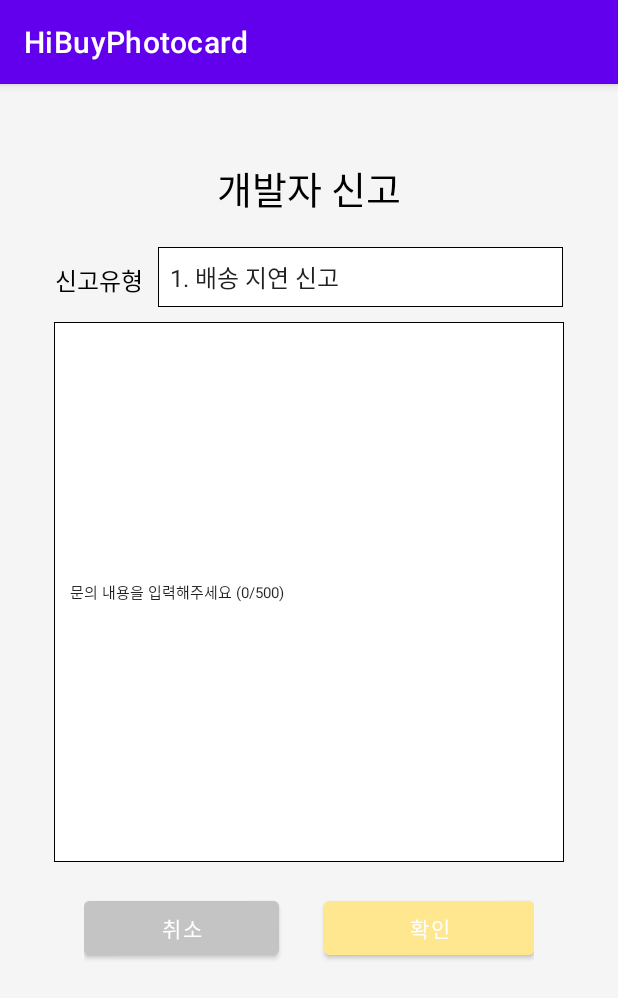
After one commit to ynnij/HiBuyPhotocard, an Android app: the QuestionActivity screen opened directly, with no data from a screen before it, on a phone screen of 412 x 824 dp. The commit adds this screen. Shown: the top 998 px of the screen. Run offline under Robolectric (Android 15) with nearby library versions, the phone set to English and light mode, and no system bars; our stand-ins replace Firebase (no records; nobody signed in at launch, a user with empty details on screens opened directly).

Commit message:
마이페이지

```diff
--- /dev/null
+++ b/app/src/main/java/com/example/hibuyphotocard/QuestionActivity.java
@@ -0,0 +1,168 @@
+package com.example.hibuyphotocard;
+
+import android.content.DialogInterface;
+import android.content.Intent;
+import android.graphics.Bitmap;
+import android.graphics.BitmapFactory;
+import android.graphics.Color;
+import android.graphics.Matrix;
+import android.graphics.drawable.Drawable;
+import android.net.Uri;
+import android.os.Bundle;
+import android.preference.PreferenceManager;
+import android.provider.MediaStore;
+import android.view.View;
+import android.widget.AdapterView;
+import android.widget.Button;
+import android.widget.EditText;
+import android.widget.ImageButton;
+import android.widget.ImageView;
+import android.widget.Spinner;
+import android.widget.Toast;
+
+import androidx.appcompat.app.AlertDialog;
+import androidx.appcompat.app.AppCompatActivity;
+
+import com.bumptech.glide.Glide;
+import com.google.firebase.database.DatabaseReference;
+import com.google.firebase.database.FirebaseDatabase;
+import com.google.firebase.database.annotations.Nullable;
+import com.google.firebase.storage.FirebaseStorage;
+import com.google.firebase.storage.StorageReference;
+import com.google.firebase.storage.UploadTask;
+
+import java.io.IOException;
+import java.net.DatagramPacket;
+import java.nio.file.Path;
+import java.text.SimpleDateFormat;
+import java.util.Date;
+import java.util.HashMap;
+
+public class QuestionActivity<spinner> extends AppCompatActivity {
+    private static final String TAG = "Questionctivity";
+    int i = 1; //pk
+    Spinner spinner_신고유형;
+    Button Button_취소;
+    Button Button_확인;
+    private DatabaseReference DB;
+    EditText EditText_문의내용;
+    String variable;
+    String text;
+    ImageButton addphoto_image;
+    Uri fileuri;
+    String filePath;
+    StorageReference imgRef;
+    ImageView ImageView_upload;
+
+    @Override
+    protected void onCreate(Bundle savedInstanceState) {
+        super.onCreate(savedInstanceState);
+        setContentView(R.layout.question);
+
+
+        spinner_신고유형 = findViewById(R.id.spinner_신고유형);
+        Button_취소 = findViewById(R.id.Button_취소);
+        Button_확인 = findViewById(R.id.Button_확인);
+        EditText_문의내용 = findViewById(R.id.EditText_문의내용);
+//        addphoto_image = findViewById(R.id.addphoto_image);
+//        ImageView_upload = findViewById(R.id.ImageView_upload);
+
+        DB = FirebaseDatabase.getInstance().getReference();
+        imgRef = FirebaseStorage.getInstance().getReference();
+
+        spinner_신고유형.setOnItemSelectedListener(new AdapterView.OnItemSelectedListener() {
+            @Override
+            public void onItemSelected(AdapterView<?> adapterView, View view, int i, long l) {
+                text = spinner_신고유형.getSelectedItem().toString();
+                if(spinner_신고유형.getSelectedItem().toString().equals("4. 파일 첨부하여 메일 보내기(메일함으로 이동됨)")){
+                    Intent email = new Intent(Intent.ACTION_SEND);
+                    email.setType("plain/text");
+                    String[] address = {"ghdwn643@naver.com"};
+                    email.putExtra(Intent.EXTRA_EMAIL, address);
+                    email.putExtra(Intent.EXTRA_SUBJECT, "Hibuyphotocard/개발자문의및신고");
+                    email.putExtra(Intent.EXTRA_TEXT, "문의 및 신고하고 싶은 내용을 적어주세요.");
+                    startActivity(email);
+
+                }
+            }
+
+            @Override
+            public void onNothingSelected(AdapterView<?> adapterView) {
+
+            }
+        });
+
+//        addphoto_image.setClickable(true);
+//        addphoto_image.setOnClickListener(new View.OnClickListener() {
+//            @Override
+//            public void onClick(View view) {
+//                Intent intent= new Intent(Intent.ACTION_PICK);
+//                intent.setType("image/*");
+//                startActivityForResult(intent,10);
+//
+//            }
+//
+//        });
+
+
+
+
+
+        Button_취소.setClickable(true);
+        Button_취소.setOnClickListener(new View.OnClickListener() {
+            @Override
+            public void onClick(View view) {
+
+                Intent intent = new Intent(QuestionActivity.this, MainActivity.class);
+                startActivity(intent);
+            }
+        });
+
+
+        Button_확인.setClickable(true);
+        Button_확인.setOnClickListener(new View.OnClickListener() {
+            @Override
+            public void onClick(View view) {
+
+
+
+//                SimpleDateFormat sdf= new SimpleDateFormat("yyyyMMddhhmmss");
+//                String filename= sdf.format(new Date())+ ".png";
+//                imgRef= firebaseStorage.getReference("picture/"+filename);
+//                imgRef.child("picture/"+filename).putFile(fileuri);
+//                UploadTask uploadTask =imgRef.putFile(fileuri);
+
+                DB.child("QnAContent").child(Integer.toString(i)).child("ReportType").setValue(text);
+                variable = EditText_문의내용.getText().toString();
+                DB.child("QnAContent").child(Integer.toString(i++)).child("Detailed").setValue(variable);
+                Toast.makeText(getApplicationContext(),"전송되었습니다.",Toast.LENGTH_SHORT).show();
+                Intent intent = new Intent(QuestionActivity.this, MainActivity.class);
+                startActivity(intent);
+                //이전 페이지로 이동
+
+            }
+        });
+
+
+    }
+//    @Override
+//    protected void onActivityResult(int requestCode, int resultCode, @Nullable Intent data) {
+//        super.onActivityResult(requestCode, resultCode, data);
+//
+//
+//        if (resultCode == RESULT_OK) {
+//            //선택한 이미지의 경로 얻어오기
+//            fileuri = data.getData();
+//            Glide.with(this).load(filePath).into(ImageView_upload);
+//        }
+//
+//
+//    }
+
+
+
+
+
+
+
+}
--- /dev/null
+++ b/app/src/main/res/drawable-v24/spinner.xml
@@ -0,0 +1,10 @@
+<?xml version="1.0" encoding="utf-8"?>
+<shape xmlns:android="http://schemas.android.com/apk/res/android"
+    android:shape="rectangle">
+    <solid android:color="#ffffff" />
+    <stroke android:width="0.5dp" android:color="#000000"/>
+    <size
+        android:width="340dp"
+        android:height="35dp"
+        />
+</shape>
--- a/app/src/main/res/layout/mypage.xml
+++ b/app/src/main/res/layout/mypage.xml
@@ -173,6 +173,7 @@
             android:text="    친구초대" />
 
         <TextView
+            android:id="@+id/TextView_개발자문의"
             android:layout_width="wrap_content"
             android:layout_height="wrap_content"
             android:layout_marginTop="123dp"
--- /dev/null
+++ b/app/src/main/res/layout/question.xml
@@ -0,0 +1,119 @@
+<?xml version="1.0" encoding="utf-8"?>
+<LinearLayout xmlns:android="http://schemas.android.com/apk/res/android"
+    xmlns:app="http://schemas.android.com/apk/res-auto"
+    xmlns:tools="http://schemas.android.com/tools"
+    android:layout_width="match_parent"
+    android:layout_height="match_parent"
+    android:orientation="vertical"
+    android:background="@color/browser_actions_bg_grey"
+    >
+
+    <TextView
+        android:layout_width="wrap_content"
+        android:layout_height="wrap_content"
+        android:text="개발자 신고"
+        android:layout_gravity="center_horizontal"
+        android:textColor="@color/black"
+        android:textSize="25dp"
+        android:layout_marginTop="50dp"/>
+
+    <LinearLayout
+        android:layout_width="wrap_content"
+        android:layout_height="50dp"
+        android:orientation="horizontal"
+        android:layout_gravity="center_horizontal"
+        android:layout_marginTop="20dp">
+        <TextView
+            android:layout_width="wrap_content"
+            android:layout_height="wrap_content"
+            android:text="신고유형"
+            android:textSize="16dp"
+            android:textColor="#000000"
+            android:layout_marginTop="10dp"
+            android:layout_marginEnd="10dp"/>
+
+        <Spinner
+            android:id="@+id/spinner_신고유형"
+            android:layout_width="270dp"
+            android:layout_height="40dp"
+            android:background="@drawable/spinner"
+            android:layout_gravity="center_horizontal"
+            android:layout_marginTop="30dp"
+            android:spinnerMode="dropdown"
+            android:entries="@array/신고유형"
+            />
+
+    </LinearLayout>
+    <EditText
+        android:id="@+id/EditText_문의내용"
+        android:layout_width="wrap_content"
+        android:layout_height="360dp"
+        android:background="@drawable/spinner"
+        android:layout_gravity="center_horizontal"
+        android:text="    문의 내용을 입력해주세요 (0/500)"
+        android:textSize="10dp"/>
+
+<!--    <RelativeLayout-->
+<!--        android:id="@+id/RelativeLayout_upload"-->
+<!--        android:layout_width="wrap_content"-->
+<!--        android:layout_height="wrap_content"-->
+<!--        android:layout_gravity="center_horizontal"-->
+<!--        android:layout_marginTop="10dp">-->
+
+<!--        <ImageView-->
+<!--            android:id="@+id/ImageView_upload"-->
+<!--            android:layout_width="340dp"-->
+<!--            android:layout_height="40dp"-->
+<!--            android:background="@drawable/spinner"-->
+<!--            />-->
+
+
+<!--        <TextView-->
+<!--            android:layout_width="wrap_content"-->
+<!--            android:layout_height="wrap_content"-->
+<!--            android:text="  + 파일 불러오기"-->
+<!--            android:layout_marginTop="10dp"-->
+<!--            />-->
+<!--        <ImageButton-->
+<!--            android:id="@+id/addphoto_image"-->
+<!--            android:layout_width="wrap_content"-->
+<!--            android:layout_height="wrap_content"-->
+<!--            android:background="@drawable/clip"-->
+<!--            android:layout_alignEnd="@id/ImageView_upload"-->
+<!--            android:layout_marginTop="15dp"-->
+<!--            android:layout_marginEnd="10dp"/>-->
+
+
+
+
+<!--    </RelativeLayout>-->
+
+
+    <LinearLayout
+        android:layout_width="wrap_content"
+        android:layout_height="wrap_content"
+        android:layout_gravity="center_horizontal"
+        android:layout_marginTop="20dp"
+
+        >
+
+        <Button
+            android:id="@+id/Button_취소"
+            android:layout_width="130dp"
+            android:layout_height="wrap_content"
+            android:backgroundTint="#C4C4C4"
+            android:layout_marginEnd="30dp"
+            android:text="취소" />
+
+        <Button
+            android:id="@+id/Button_확인"
+            android:layout_width="140dp"
+            android:layout_height="wrap_content"
+            android:backgroundTint="#FFE790"
+            android:text="확인" />
+
+    </LinearLayout>
+
+
+
+</LinearLayout>
--- a/app/src/main/res/layout/setting.xml
+++ b/app/src/main/res/layout/setting.xml
@@ -42,7 +42,8 @@
             android:layout_marginTop="30dp"
             />
 
-        <ImageView
+        <ImageButton
+            android:id="@+id/ImageButton_로그아웃"
             android:layout_width="match_parent"
             android:layout_height="48dp"
             android:layout_marginTop="67dp"
@@ -56,7 +57,8 @@
             android:layout_marginTop="80dp"
             />
 
-        <ImageView
+        <ImageButton
+            android:id="@+id/ImageButton_계정탈퇴"
             android:layout_width="match_parent"
             android:layout_height="48dp"
             android:layout_marginTop="120dp"
--- /dev/null
+++ b/app/src/main/res/values/array.xml
@@ -0,0 +1,9 @@
+<?xml version="1.0" encoding="utf-8"?>
+<resources>
+    <string-array name="신고유형">
+        <item>1. 배송 지연 신고</item>
+        <item>2. 제품 하자 신고</item>
+        <item>3. 잘못된 게시물 신고</item>
+        <item>4. 파일 첨부하여 메일 보내기(메일함으로 이동됨)</item>
+    </string-array>
+</resources>
```
Also changed, not shown: app/build.gradle (+7 -1 lines), app/src/main/AndroidManifest.xml (+7 -4 lines), app/src/main/java/com/example/hibuyphotocard/MainActivity.java (+28 -4 lines), app/src/main/java/com/example/hibuyphotocard/SettingResultActivity.java (+76 -0 lines), app/src/main/res/drawable/Logo_icon.png (deleted), app/src/main/res/drawable/clip.png (added), app/src/main/res/drawable/hbp_img.png (added).
